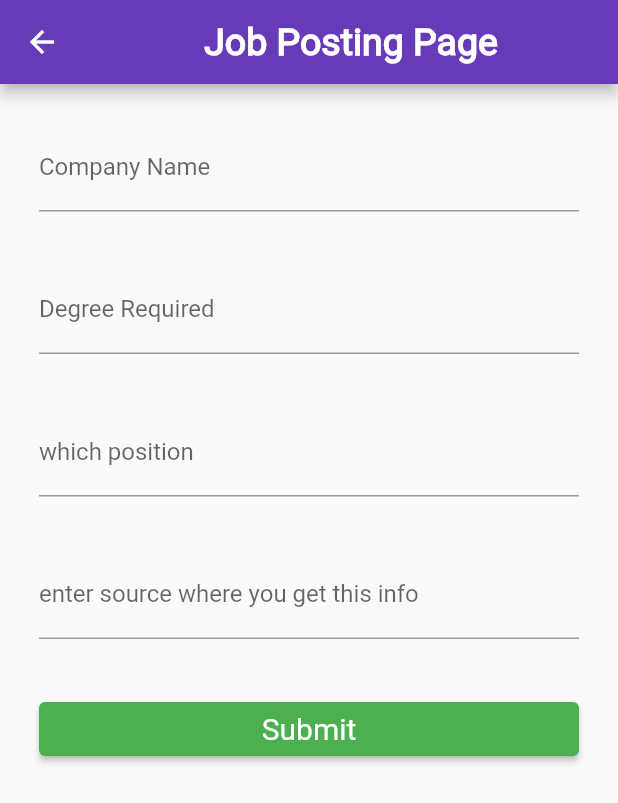
After one commit to aman246149/jop-App-Flutter, a Flutter app: the screen it shows after launch, after a tap on the "add" icon, on a phone screen of 412 x 824 dp. The commit adds this screen. Shown: the top 803 px of the screen. Run offline on Flutter 3.47's test engine with Material 2 defaults, Android fonts, the light colour scheme and no system bars; Roboto replaces fonts that are missing (OpenSans-Regular, Roboto-Regular).

Commit message:
make form page to push data in firestore

```diff
--- /dev/null
+++ b/lib/Reusable Components/TextFormCustom.dart
@@ -0,0 +1,29 @@
+import 'package:flutter/material.dart';
+
+class TextFormCustom extends StatelessWidget {
+  final TextEditingController controller;
+  final String lablename;
+
+  const TextFormCustom(
+      {Key? key, required this.controller, required this.lablename})
+      : super(key: key);
+
+  @override
+  Widget build(BuildContext context) {
+    return Padding(
+      padding: const EdgeInsets.all(18.0),
+      child: TextFormField(
+        controller: controller,
+        validator: (value) {
+          if (value == null || value.isEmpty) {
+            return "please enter some data";
+          }
+          return null;
+        },
+        decoration: InputDecoration(
+          labelText: lablename,
+        ),
+      ),
+    );
+  }
+}
--- /dev/null
+++ b/lib/constant/constant.dart
@@ -0,0 +1,12 @@
+import 'package:flutter/material.dart';
+
+var largeFontSize = 30.0;
+
+var kmediumTextStyle = TextStyle(
+    fontSize: 20.0, fontWeight: FontWeight.w500, fontFamily: 'Roboto-Regular');
+
+var kAppBarStyle = TextStyle(
+    color: Colors.white,
+    fontFamily: 'OpenSans-Regular',
+    fontSize: 25,
+    fontWeight: FontWeight.w700);
--- /dev/null
+++ b/lib/screens/FormPage.dart
@@ -0,0 +1,76 @@
+import 'package:flutter/material.dart';
+import 'package:job/Reusable%20Components/TextFormCustom.dart';
+import 'package:job/constant/constant.dart';
+
+class FormPage extends StatefulWidget {
+  const FormPage({Key? key}) : super(key: key);
+
+  @override
+  _FormPageState createState() => _FormPageState();
+}
+
+class _FormPageState extends State<FormPage> {
+  final _formKey = GlobalKey<FormState>(); //formkey for validation
+
+  // creating controller to capture data from text form fields
+
+  TextEditingController companyNameController = new TextEditingController();
+  TextEditingController degreeController = new TextEditingController();
+  TextEditingController positionController = new TextEditingController();
+  TextEditingController sourceController = new TextEditingController();
+
+  @override
+  Widget build(BuildContext context) {
+    return Form(
+      key: _formKey,
+      child: Scaffold(
+        appBar: AppBar(
+          title: Center(
+              child: Text(
+            "Job Posting Page",
+            style: kAppBarStyle,
+          )),
+          backgroundColor: Colors.deepPurple,
+        ),
+        body: Padding(
+          padding: const EdgeInsets.all(8.0),
+          child: ListView(
+            children: [
+              TextFormCustom(
+                controller: companyNameController,
+                lablename: "Company Name",
+              ),
+              TextFormCustom(
+                controller: degreeController,
+                lablename: "Degree Required",
+              ),
+              TextFormCustom(
+                controller: positionController,
+                lablename: "which position",
+              ),
+              TextFormCustom(
+                controller: sourceController,
+                lablename: "enter source where you get this info",
+              ),
+              Padding(
+                padding: const EdgeInsets.all(18.0),
+                child: ElevatedButton(
+                    onPressed: () {
+                      if (_formKey.currentState!.validate()) {
+                        ScaffoldMessenger.of(context).showSnackBar(
+                            SnackBar(content: Text("Submitting")));
+                      }
+                    },
+                    style: ElevatedButton.styleFrom(primary: Colors.green),
+                    child: Text(
+                      "Submit",
+                      style: kmediumTextStyle,
+                    )),
+              )
+            ],
+          ),
+        ),
+      ),
+    );
+  }
+}
--- a/lib/screens/HomeScreen.dart
+++ b/lib/screens/HomeScreen.dart
@@ -1,6 +1,8 @@
 // ignore: file_names
 import 'package:flutter/material.dart';
 import 'package:flutter/widgets.dart';
+import 'package:job/constant/constant.dart';
+import 'package:job/screens/FormPage.dart';
 
 class HomeScreen extends StatefulWidget {
   const HomeScreen({Key? key}) : super(key: key);
@@ -10,18 +12,8 @@ class HomeScreen extends StatefulWidget {
 }
 
 class _HomeScreenState extends State<HomeScreen> {
-  var largeFontSize = 30.0;
-
-  var kmediumTextStyle = TextStyle(fontSize: 20.0, fontWeight: FontWeight.w500,fontFamily: 'Roboto-Regular');
-
-  var useremail="amanthapliyal14@gmail.com";
-  var isAdmi=false;
-  bool isAdmin(String email){
-    if(useremail==email){
-      return true;
-    }
-    return false;
-  }
+  var useremail = "amanthapliyal14@gmail.com";
+  var isAdmi = true;
 
   @override
   Widget build(BuildContext context) {
@@ -29,23 +21,29 @@ class _HomeScreenState extends State<HomeScreen> {
       floatingActionButton: Visibility(
         visible: isAdmi,
         child: FloatingActionButton(
-          onPressed: (){
-            bool admin=isAdmin("amanthapli");
-            if(admin){
-              setState(() {
-                isAdmi=true;
-              });
-            }
+          onPressed: () {
+            Navigator.push(
+                context,
+                MaterialPageRoute(
+                  builder: (context) => FormPage(),
+                ));
           },
           backgroundColor: Colors.deepPurple,
-          child: Icon(Icons.add,size: 25,),
+          child: Icon(
+            Icons.add,
+            size: 25,
+          ),
         ),
       ),
       backgroundColor: Color(0XFFFDF6F0),
       appBar: AppBar(
         title: Center(
-            child: Text("Jobs For You", style: TextStyle(color: Colors.white,fontFamily: 'OpenSans-Regular',fontSize: 25,fontWeight: FontWeight.w700),),),
-                 backgroundColor: Colors.deepPurple,
+          child: Text(
+            "Jobs For You",
+            style: kAppBarStyle,
+          ),
+        ),
+        backgroundColor: Colors.deepPurple,
       ),
       body: ListView.builder(
         itemCount: 20,
@@ -55,9 +53,9 @@ class _HomeScreenState extends State<HomeScreen> {
             child: Card(
               color: Color(0xFFF1F1F1),
               shape: RoundedRectangleBorder(
-                borderRadius: BorderRadius.all(Radius.circular(20))
-              ),
-              elevation: 3,shadowColor: Colors.grey,
+                  borderRadius: BorderRadius.all(Radius.circular(20))),
+              elevation: 3,
+              shadowColor: Colors.grey,
               child: Padding(
                 padding: const EdgeInsets.all(8.0),
                 child: Container(
@@ -67,43 +65,69 @@ class _HomeScreenState extends State<HomeScreen> {
                       Text(
                         "Company Name",
                         style: TextStyle(
-                            fontSize: largeFontSize, fontWeight: FontWeight.w900,fontFamily: 'OpenSans-Regular'),
+                            fontSize: largeFontSize,
+                            fontWeight: FontWeight.w900,
+                            fontFamily: 'OpenSans-Regular'),
                       ),
-                     Divider(),
+                      Divider(),
                       ListTile(
-                        leading: Icon(Icons.cast_for_education,color: Colors.deepPurple,),
+                        leading: Icon(
+                          Icons.cast_for_education,
+                          color: Colors.deepPurple,
+                        ),
                         title: Text(
                           "Degree:: BSc MCA Btech",
                           style: kmediumTextStyle,
-                        ),),
+                        ),
+                      ),
                       ListTile(
-                        leading: Icon(Icons.account_box,color: Colors.deepPurple,),
+                        leading: Icon(
+                          Icons.account_box,
+                          color: Colors.deepPurple,
+                        ),
                         title: Text(
                           "Position:: SD1",
                           style: kmediumTextStyle,
-                        ),),
-
+                        ),
+                      ),
                       ListTile(
-                        leading: Icon(Icons.post_add,color: Colors.deepPurple,),
+                        leading: Icon(
+                          Icons.post_add,
+                          color: Colors.deepPurple,
+                        ),
                         title: Text(
-                        "Posted On:: 2 june 2020",
-                        style: kmediumTextStyle,
-                      ),),
+                          "Posted On:: 2 june 2020",
+                          style: kmediumTextStyle,
+                        ),
+                      ),
                       ListTile(
-                        leading: Icon(Icons.source,color: Colors.deepPurple,),
+                        leading: Icon(
+                          Icons.source,
+                          color: Colors.deepPurple,
+                        ),
                         title: Text(
                           "Source:: Linkedin",
                           style: kmediumTextStyle,
-                        ),),
-
+                        ),
+                      ),
                       Padding(
-                        padding: const EdgeInsets.fromLTRB(16,8,16,8),
+                        padding: const EdgeInsets.fromLTRB(16, 8, 16, 8),
                         child: FlatButton(
                           minWidth: MediaQuery.of(context).size.width,
                           onPressed: () {},
-                          child: Text("Apply",style: TextStyle(fontFamily: 'OpenSans-Regular',color: Colors.white,fontSize: 20,fontWeight: FontWeight.bold,letterSpacing: 1),),
+                          child: Text(
+                            "Apply",
+                            style: TextStyle(
+                                fontFamily: 'OpenSans-Regular',
+                                color: Colors.white,
+                                fontSize: 20,
+                                fontWeight: FontWeight.bold,
+                                letterSpacing: 1),
+                          ),
                           color: Colors.green,
-                          shape: RoundedRectangleBorder(borderRadius: BorderRadius.all(Radius.circular(10))),
+                          shape: RoundedRectangleBorder(
+                              borderRadius:
+                                  BorderRadius.all(Radius.circular(10))),
                         ),
                       ),
                     ],
```
Also changed, not shown: lib/main.dart (+12 -3 lines), pubspec.lock.
